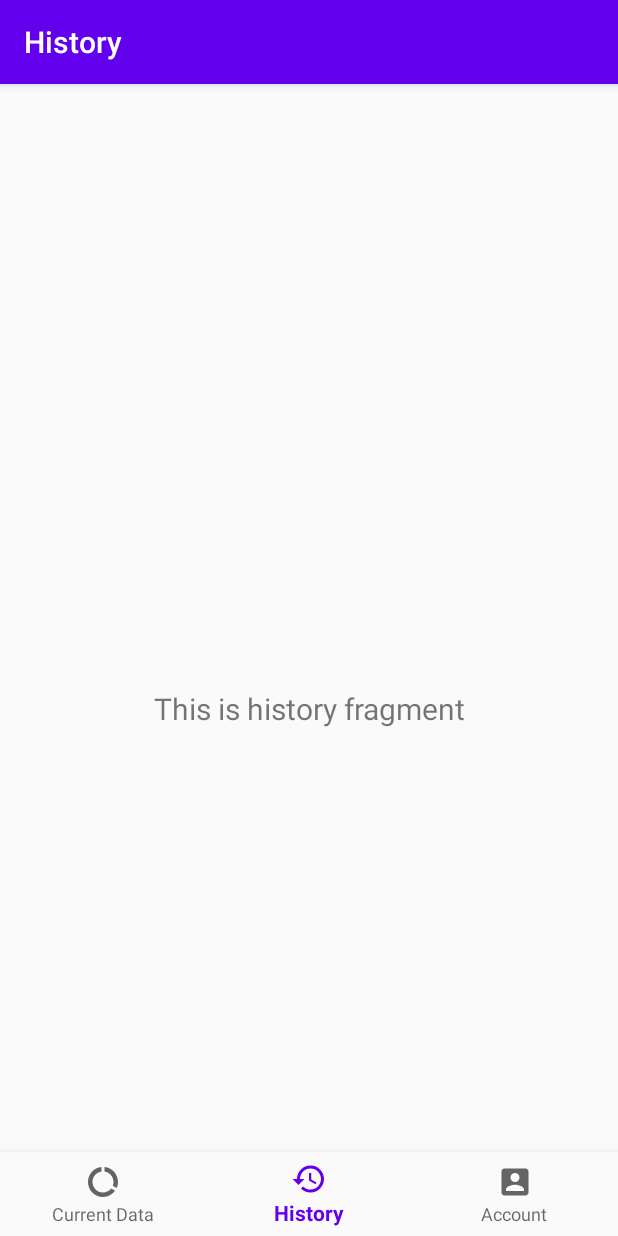
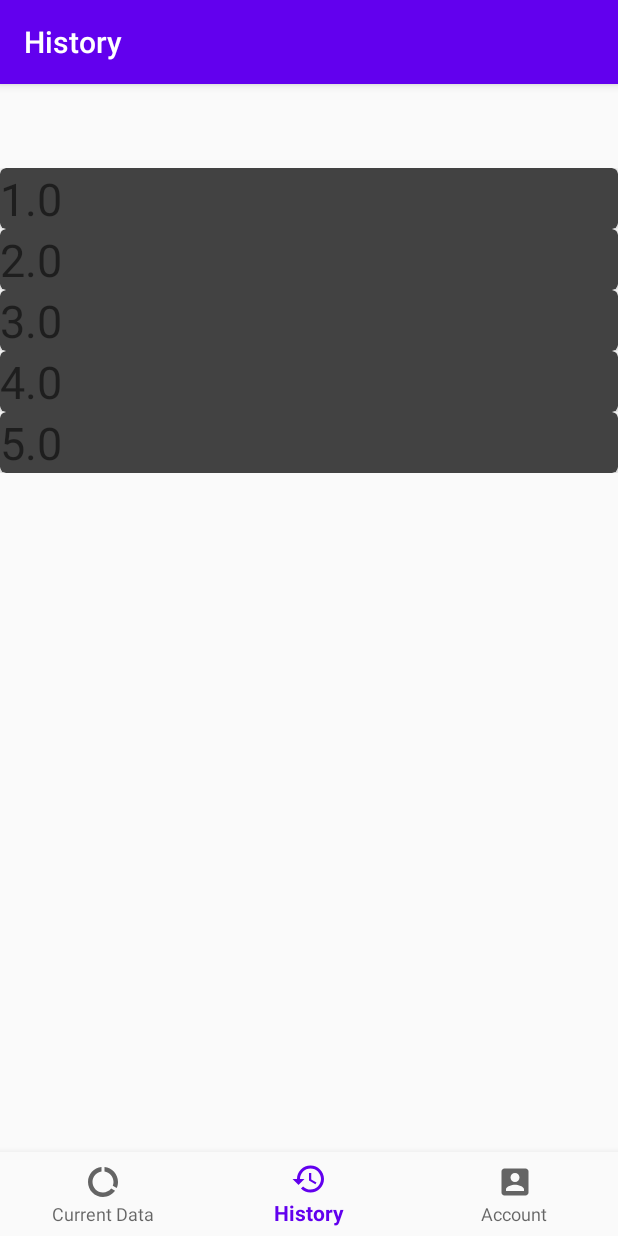
Before and after one commit to etlimss/SEP4Android, an Android app: the HistoryFragment screen opened through its navigation route, on a phone screen of 412 x 824 dp. Run offline under Robolectric (Android 15) with nearby library versions, the phone set to English and light mode, and no system bars; our stand-ins replace Room's generated code, data binding, navigation-ui; 2 statements that could not run were skipped.

Commit message:
add fucntion history demo

```diff
--- a/app/build.gradle
+++ b/app/build.gradle
@@ -51,4 +51,8 @@ dependencies {
     implementation 'com.squareup.retrofit2:retrofit:2.5.0'
     implementation 'com.squareup.retrofit2:converter-gson:2.5.0'
 
+    implementation "androidx.recyclerview:recyclerview:1.1.0"
+
+    implementation "androidx.cardview:cardview:1.0.0"
+
 }
--- a/app/src/main/java/com/example/sep4android/client/view/CurrentDataFragment.java
+++ b/app/src/main/java/com/example/sep4android/client/view/CurrentDataFragment.java
@@ -42,10 +42,8 @@ public class CurrentDataFragment extends Fragment implements AdapterView.OnItemS
         binding.setCurrentDataViewModel(currentDataViewModel);
         binding.setLifecycleOwner(this);
 
-//        currentDataViewModel.getMeasurementsFromServer("front");
-
         spinner = (Spinner)root.findViewById(R.id.location);
-        initSpinner();
+//        initSpinner();
 
 
 
--- a/app/src/main/java/com/example/sep4android/client/view/HistoryFragment.java
+++ b/app/src/main/java/com/example/sep4android/client/view/HistoryFragment.java
@@ -8,29 +8,45 @@ import android.widget.TextView;
 
 import androidx.annotation.NonNull;
 import androidx.annotation.Nullable;
+import androidx.databinding.DataBindingUtil;
 import androidx.fragment.app.Fragment;
 import androidx.lifecycle.Observer;
 import androidx.lifecycle.ViewModelProvider;
+import androidx.recyclerview.widget.LinearLayoutManager;
 
 import com.example.sep4android.R;
+import com.example.sep4android.client.model.Measurements;
 import com.example.sep4android.client.viewModel.HistroyViewModel;
+import com.example.sep4android.databinding.FragmentHistroyBinding;
+
+import java.util.ArrayList;
+import java.util.List;
 
 public class HistoryFragment extends Fragment {
 
     private HistroyViewModel dashboardViewModel;
+    private FragmentHistroyBinding binding;
 
     public View onCreateView(@NonNull LayoutInflater inflater,
                              ViewGroup container, Bundle savedInstanceState) {
-        dashboardViewModel =
-                new ViewModelProvider(this).get(HistroyViewModel.class);
-        View root = inflater.inflate(R.layout.fragment_histroy, container, false);
-        final TextView textView = root.findViewById(R.id.text_dashboard);
-        dashboardViewModel.getText().observe(getViewLifecycleOwner(), new Observer<String>() {
-            @Override
-            public void onChanged(@Nullable String s) {
-                textView.setText(s);
-            }
-        });
+        dashboardViewModel = new ViewModelProvider(this).get(HistroyViewModel.class);
+//        View root = inflater.inflate(R.layout.fragment_histroy, container, false);
+        binding= DataBindingUtil.inflate(inflater, R.layout.fragment_histroy, container, false);
+        View root= binding.getRoot();
+
+        binding.setLifecycleOwner(this);
+        binding.recycleView.setLayoutManager(new LinearLayoutManager(inflater.getContext()));
+
+
+        List<Measurements> measurementsList= new ArrayList<>();
+        measurementsList.add(new Measurements(1,1,1));
+        measurementsList.add(new Measurements(2,2,2));
+        measurementsList.add(new Measurements(3,3,3));
+        measurementsList.add(new Measurements(4,4,4));
+        measurementsList.add(new Measurements(5,5,5));
+        MeasurementsAdapter adapter= new MeasurementsAdapter(measurementsList);
+        binding.recycleView.setAdapter(adapter);
+
         return root;
     }
 }
--- /dev/null
+++ b/app/src/main/java/com/example/sep4android/client/view/MeasurementsAdapter.java
@@ -0,0 +1,52 @@
+package com.example.sep4android.client.view;
+
+import android.view.LayoutInflater;
+import android.view.View;
+import android.view.ViewGroup;
+
+import androidx.annotation.NonNull;
+import androidx.databinding.DataBindingUtil;
+import androidx.recyclerview.widget.RecyclerView;
+
+import com.example.sep4android.R;
+import com.example.sep4android.client.model.Measurements;
+import com.example.sep4android.databinding.RecyclerItemMeasurementsBinding;
+
+import java.util.List;
+
+public class MeasurementsAdapter extends RecyclerView.Adapter<MeasurementsAdapter.MeasurementViewHolder> {
+
+    private RecyclerItemMeasurementsBinding binding;
+
+    private List<Measurements> measurementsList;
+
+    public MeasurementsAdapter(List<Measurements> measurementsList) {
+        this.measurementsList = measurementsList;
+    }
+
+    @NonNull
+    @Override
+    public MeasurementViewHolder onCreateViewHolder(@NonNull ViewGroup parent, int viewType) {
+        binding= DataBindingUtil.inflate(LayoutInflater.from(parent.getContext()), R.layout.recycler_item_measurements, parent, false);
+        MeasurementViewHolder measurementViewHolder= new MeasurementViewHolder();
+        return measurementViewHolder;
+    }
+
+    @Override
+    public void onBindViewHolder(@NonNull MeasurementViewHolder holder, int position) {
+        binding.setMeasurements(measurementsList.get(position));
+        binding.executePendingBindings();
+    }
+
+    @Override
+    public int getItemCount() {
+        return measurementsList==null?0:measurementsList.size();
+    }
+
+    class MeasurementViewHolder extends RecyclerView.ViewHolder{
+
+        public MeasurementViewHolder() {
+            super(binding.getRoot());
+        }
+    }
+}
--- a/app/src/main/res/layout/fragment_histroy.xml
+++ b/app/src/main/res/layout/fragment_histroy.xml
@@ -1,22 +1,24 @@
 <?xml version="1.0" encoding="utf-8"?>
-<androidx.constraintlayout.widget.ConstraintLayout xmlns:android="http://schemas.android.com/apk/res/android"
+<layout xmlns:android="http://schemas.android.com/apk/res/android"
     xmlns:app="http://schemas.android.com/apk/res-auto"
-    xmlns:tools="http://schemas.android.com/tools"
-    android:layout_width="match_parent"
-    android:layout_height="match_parent"
-    tools:context=".client.view.HistoryFragment">
+    xmlns:tools="http://schemas.android.com/tools">
 
-    <TextView
-        android:id="@+id/text_dashboard"
+    <data>
+
+    </data>
+
+    <LinearLayout
         android:layout_width="match_parent"
-        android:layout_height="wrap_content"
-        android:layout_marginStart="8dp"
-        android:layout_marginTop="8dp"
-        android:layout_marginEnd="8dp"
-        android:textAlignment="center"
-        android:textSize="20sp"
-        app:layout_constraintBottom_toBottomOf="parent"
-        app:layout_constraintEnd_toEndOf="parent"
-        app:layout_constraintStart_toStartOf="parent"
-        app:layout_constraintTop_toTopOf="parent" />
-</androidx.constraintlayout.widget.ConstraintLayout>
+        android:layout_height="match_parent"
+        tools:context=".client.view.HistoryFragment"
+        android:orientation="horizontal">
+
+
+        <androidx.recyclerview.widget.RecyclerView
+            android:id="@+id/recycleView"
+            android:layout_width="match_parent"
+            android:layout_height="match_parent"
+            tools:layout_editor_absoluteX="205dp"
+            tools:layout_editor_absoluteY="279dp" />
+    </LinearLayout>
+</layout>
--- /dev/null
+++ b/app/src/main/res/layout/recycler_item_measurements.xml
@@ -0,0 +1,33 @@
+<?xml version="1.0" encoding="utf-8"?>
+<layout xmlns:android="http://schemas.android.com/apk/res/android">
+
+    <data>
+        <variable
+            name="measurements"
+            type="com.example.sep4android.client.model.Measurements" />
+    </data>
+
+    <LinearLayout
+        android:layout_width="match_parent"
+        android:layout_height="wrap_content">
+
+        <androidx.cardview.widget.CardView
+            xmlns:card_view="http://schemas.android.com/apk/res-auto"
+            android:id="@+id/card_view"
+            android:layout_gravity="center"
+            android:layout_width="match_parent"
+            android:layout_height="wrap_content"
+            card_view:cardCornerRadius="4dp"
+            card_view:cardBackgroundColor="@color/cardview_dark_background">
+
+
+            <TextView
+                android:id="@+id/info_text"
+                android:layout_width="match_parent"
+                android:layout_height="match_parent"
+                android:text="@{String.valueOf(measurements.temperature)}"
+                android:textSize="30sp" />
+        </androidx.cardview.widget.CardView>
+
+    </LinearLayout>
+</layout>
```
